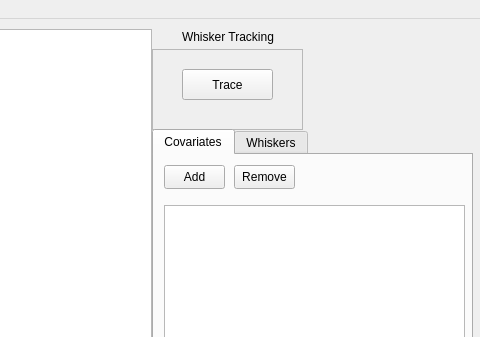
Qt form src/mainwindow.ui (paulmthompson/WhiskerToolbox) before a commit; both pictures show x 488 to 968 and y 0 to 337 of the 968 by 635 pixel window.
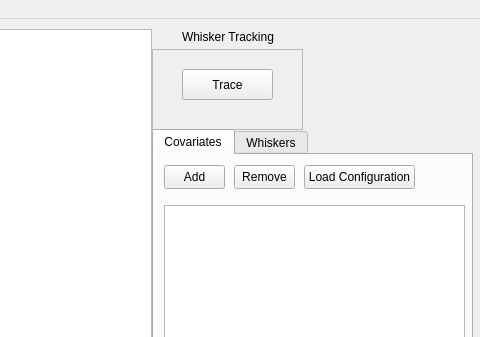
The same form after that commit. Icons and pictures are not drawn.

Commit message: fix multiple inheritance interface for covariate_widget

```diff
--- a/src/mainwindow.ui
+++ b/src/mainwindow.ui
@@ -277,6 +277,19 @@
        <string>Remove</string>
       </property>
      </widget>
+     <widget class="QPushButton" name="pushButton_3">
+      <property name="geometry">
+       <rect>
+        <x>150</x>
+        <y>10</y>
+        <width>111</width>
+        <height>24</height>
+       </rect>
+      </property>
+      <property name="text">
+       <string>Load Configuration</string>
+      </property>
+     </widget>
     </widget>
     <widget class="QWidget" name="tab_2">
      <attribute name="title">
```
The commit also changes 3 other files.
